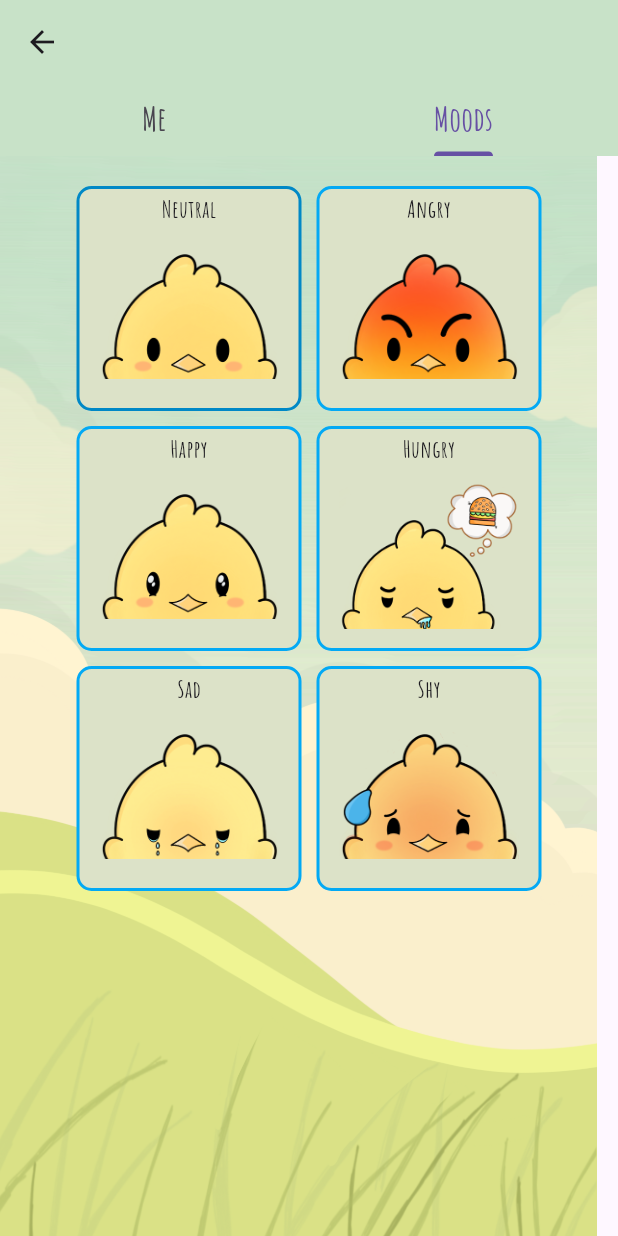
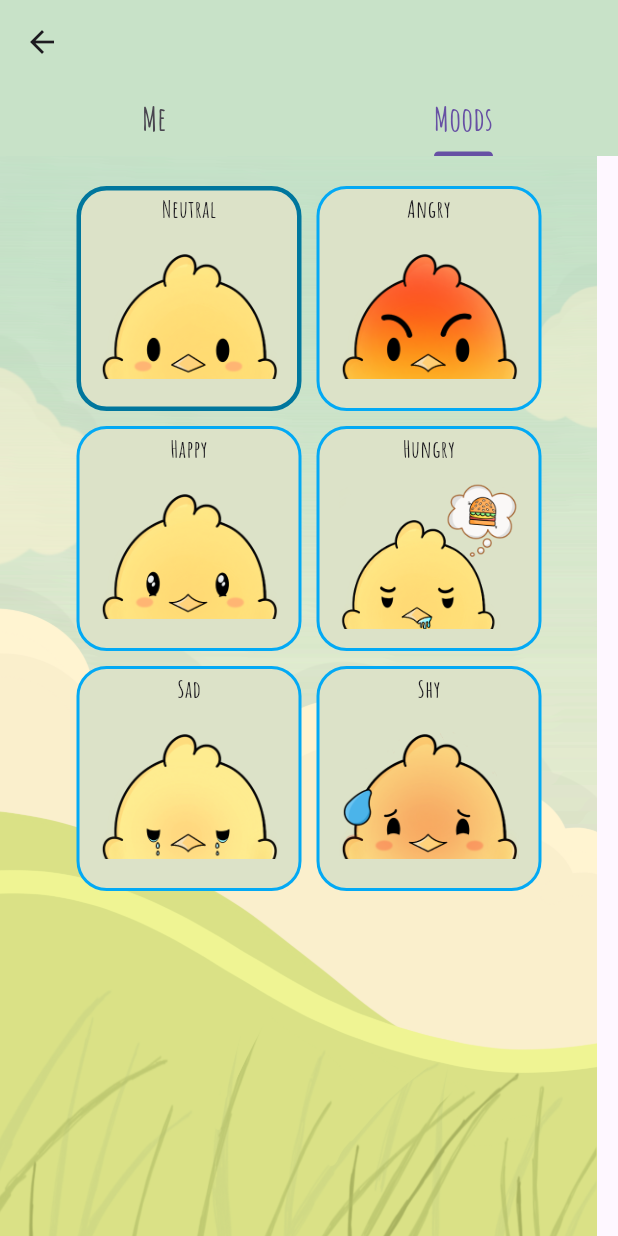
Before and after one commit to PepeRCx/emotions, a Flutter app: the InventoryScreen screen opened directly, tab 2 chosen, on a phone screen of 412 x 824 dp. Run offline on Flutter 3.47's test engine with Material 3 defaults, Android fonts, the phone set to English and light mode, and no system bars; our stand-ins replace firebase_auth, firebase_core, firebase_database, flutter_riverpod, google_nav_bar; missing offline and left inert: home_widget; accounts and stored records are empty; generated files the repository leaves out were written again.

Commit message:
[IMP] emotions cards better selection visual feedback

```diff
--- a/lib/components/emotion_card.dart
+++ b/lib/components/emotion_card.dart
@@ -23,9 +23,9 @@ class EmotionCard extends ConsumerWidget {
 
     this.selectedColor = const Color(0xFFA8D8EA),
     this.borderColor = Colors.lightBlue,
-    this.borderColorPressed = const Color(0xFF0088C6),
+    this.borderColorPressed = const Color.fromARGB(255, 0, 118, 157),
     this.backgroundColor = const Color(0xFFDCE2C8),
-    this.borderRadius = 10,
+    this.borderRadius = 20,
     this.onTap,
   });
 
@@ -52,7 +52,10 @@ class EmotionCard extends ConsumerWidget {
           height: 150,
           decoration: BoxDecoration(
             borderRadius: BorderRadius.circular(borderRadius),
-            border: Border.all(color: isSelected ? borderColorPressed : borderColor, width: 2),
+            border: Border.all(
+              color: isSelected ? borderColorPressed : borderColor,
+              width: isSelected ? 3 : 2,
+              ),
             color: backgroundColor,
           ),
           child: Column(
```
